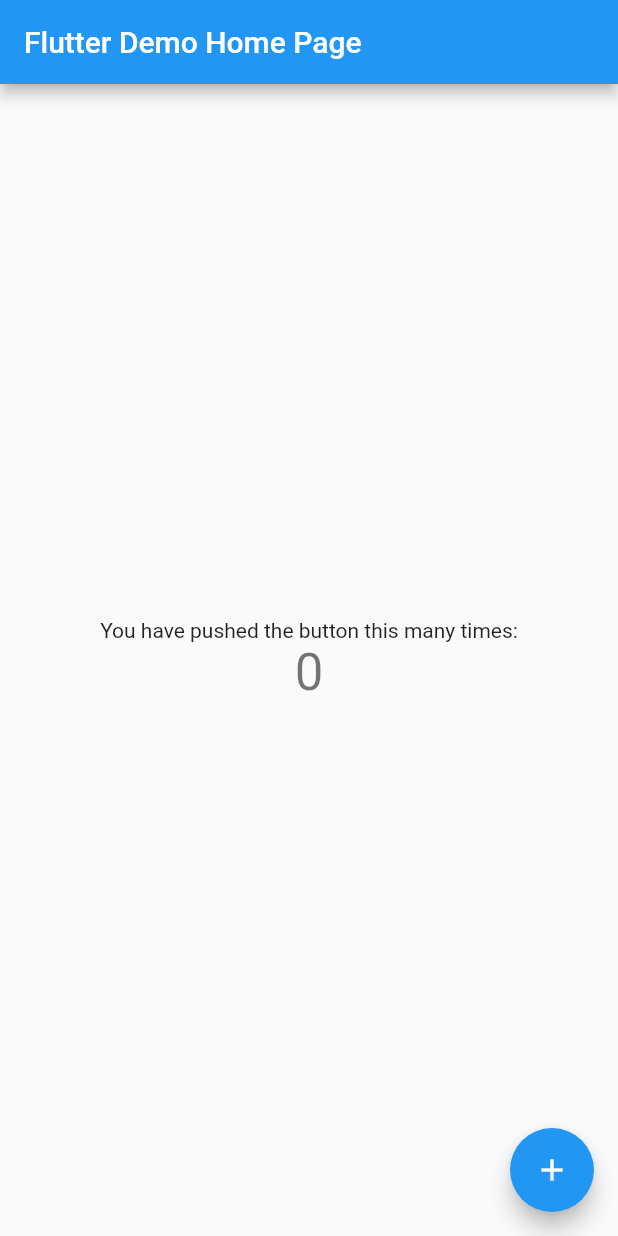
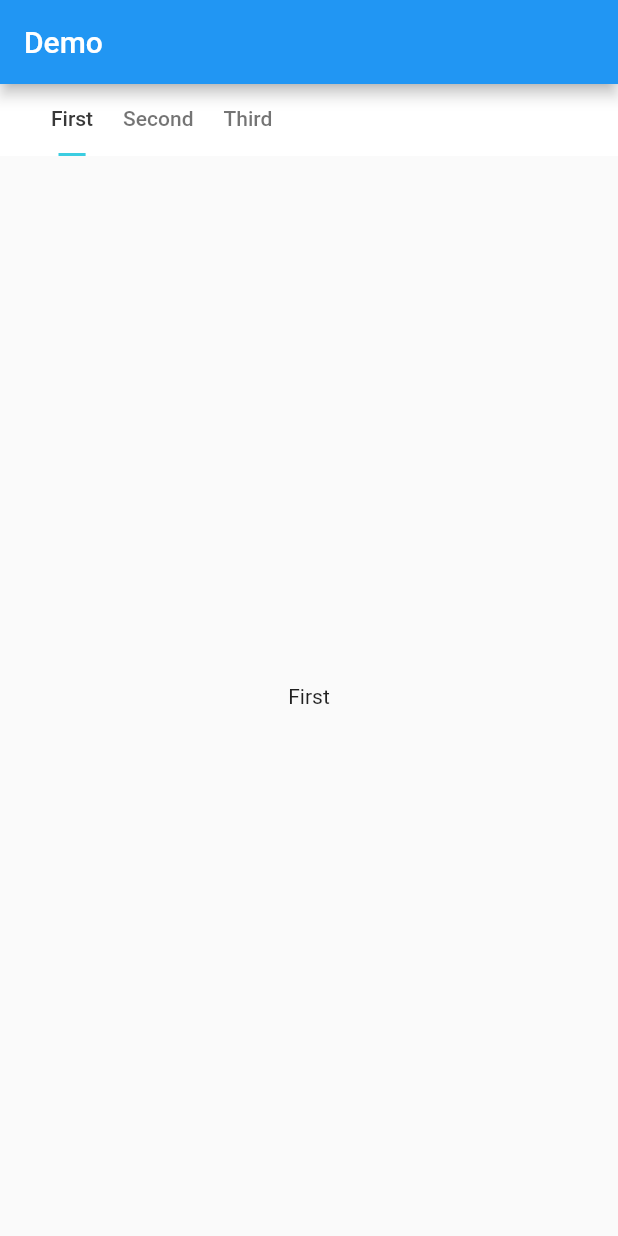
Before and after one commit to MinuteReversal/my_flutter_301_app, a Flutter app: the screen it shows after launch, on a phone screen of 412 x 824 dp. Run offline on Flutter 3.47's test engine with Material 2 defaults, Android fonts, the light colour scheme and no system bars.

Commit message:
demo of bug

```diff
--- a/lib/main.dart
+++ b/lib/main.dart
@@ -1,128 +1,84 @@
+import 'dart:async';
 import 'package:flutter/material.dart';
-import 'package:localstorage/localstorage.dart';
 
-LocalStorage storage = LocalStorage('storage_name');
-void main() async {
-  await storage.ready;
-  runApp(const MyApp());
+void main() {
+  runZonedGuarded(() {
+    runApp(const MyApp());
+  }, (Object error, StackTrace stackTrace) {
+    print(
+        error); //output in Android Studio => Logcat => Null check operator used on a null value
+    print(
+        stackTrace); // 2022-06-18 16:43:54.739 24609-24638/? I/flutter: #0      _PagePosition.applyViewportDimension (package:flutter/src/widgets/page_view.dart:455)
+  });
 }
 
 class MyApp extends StatelessWidget {
   const MyApp({Key? key}) : super(key: key);
 
-  // This widget is the root of your application.
   @override
   Widget build(BuildContext context) {
     return MaterialApp(
       title: 'Flutter Demo',
       theme: ThemeData(
-        // This is the theme of your application.
-        //
-        // Try running your application with "flutter run". You'll see the
-        // application has a blue toolbar. Then, without quitting the app, try
-        // changing the primarySwatch below to Colors.green and then invoke
-        // "hot reload" (press "r" in the console where you ran "flutter run",
-        // or simply save your changes to "hot reload" in a Flutter IDE).
-        // Notice that the counter didn't reset back to zero; the application
-        // is not restarted.
         primarySwatch: Colors.blue,
       ),
-      home: const MyHomePage(title: 'Flutter Demo Home Page'),
+      home: const MyHomePage(),
     );
   }
 }
 
 class MyHomePage extends StatefulWidget {
-  const MyHomePage({Key? key, required this.title}) : super(key: key);
-
-  // This widget is the home page of your application. It is stateful, meaning
-  // that it has a State object (defined below) that contains fields that affect
-  // how it looks.
-
-  // This class is the configuration for the state. It holds the values (in this
-  // case the title) provided by the parent (in this case the App widget) and
-  // used by the build method of the State. Fields in a Widget subclass are
-  // always marked "final".
-
-  final String title;
+  const MyHomePage({Key? key}) : super(key: key);
 
   @override
   State<MyHomePage> createState() => _MyHomePageState();
 }
 
-class _MyHomePageState extends State<MyHomePage> {
-  int _counter = 0;
+class _MyHomePageState extends State<MyHomePage> with TickerProviderStateMixin {
+  static const List<Tab> tabs = <Tab>[
+    Tab(text: 'First'),
+    Tab(text: 'Second'),
+    Tab(text: 'Third'),
+  ];
 
-  @override
-  void initState() {
-    super.initState();
-    int? num = storage.getItem('counter');
-    if (num != null) {
-      _counter = num;
-    }
-  }
-
-  void _incrementCounter() {
-    setState(() {
-      storage.setItem('counter', _counter);
-      // This call to setState tells the Flutter framework that something has
-      // changed in this State, which causes it to rerun the build method below
-      // so that the display can reflect the updated values. If we changed
-      // _counter without calling setState(), then the build method would not be
-      // called again, and so nothing would appear to happen.
-      _counter++;
-    });
-  }
-
+  late final TabController tabController = TabController(
+    vsync: this,
+    length: tabs.length,
+  );
   @override
   Widget build(BuildContext context) {
-    // This method is rerun every time setState is called, for instance as done
-    // by the _incrementCounter method above.
-    //
-    // The Flutter framework has been optimized to make rerunning build methods
-    // fast, so that you can just rebuild anything that needs updating rather
-    // than having to individually change instances of widgets.
     return Scaffold(
       appBar: AppBar(
-        // Here we take the value from the MyHomePage object that was created by
-        // the App.build method, and use it to set our appbar title.
-        title: Text(widget.title),
+        title: const Text("Demo"),
       ),
-      body: Center(
-        // Center is a layout widget. It takes a single child and positions it
-        // in the middle of the parent.
-        child: Column(
-          // Column is also a layout widget. It takes a list of children and
-          // arranges them vertically. By default, it sizes itself to fit its
-          // children horizontally, and tries to be as tall as its parent.
-          //
-          // Invoke "debug painting" (press "p" in the console, choose the
-          // "Toggle Debug Paint" action from the Flutter Inspector in Android
-          // Studio, or the "Toggle Debug Paint" command in Visual Studio Code)
-          // to see the wireframe for each widget.
-          //
-          // Column has various properties to control how it sizes itself and
-          // how it positions its children. Here we use mainAxisAlignment to
-          // center the children vertically; the main axis here is the vertical
-          // axis because Columns are vertical (the cross axis would be
-          // horizontal).
-          mainAxisAlignment: MainAxisAlignment.center,
-          children: <Widget>[
-            const Text(
-              'You have pushed the button this many times:',
+      body: Column(
+        crossAxisAlignment: CrossAxisAlignment.stretch,
+        children: [
+          Container(
+            color: Colors.white,
+            padding: const EdgeInsets.symmetric(horizontal: 24),
+            child: TabBar(
+              tabs: tabs,
+              isScrollable: true,
+              controller: tabController,
+              labelColor: const Color.fromARGB(255, 56, 56, 56),
+              labelPadding: const EdgeInsets.symmetric(horizontal: 10),
+              indicatorColor: const Color.fromARGB(255, 59, 205, 225),
+              indicatorPadding: const EdgeInsets.symmetric(horizontal: 15),
             ),
-            Text(
-              '$_counter',
-              style: Theme.of(context).textTheme.headline4,
+          ),
+          Expanded(
+            child: TabBarView(
+              controller: tabController,
+              children: tabs.map<Widget>(
+                (Tab tab) {
+                  return Center(child: Text(tab.text ?? ''));
+                },
+              ).toList(),
             ),
-          ],
-        ),
+          ),
+        ],
       ),
-      floatingActionButton: FloatingActionButton(
-        onPressed: _incrementCounter,
-        tooltip: 'Increment',
-        child: const Icon(Icons.add),
-      ), // This trailing comma makes auto-formatting nicer for build methods.
     );
   }
 }
--- a/pubspec.yaml
+++ b/pubspec.yaml
@@ -3,7 +3,7 @@
 
 # The following line prevents the package from being accidentally published to
 # pub.dev using `flutter pub publish`. This is preferred for private packages.
-publish_to: 'none' # Remove this line if you wish to publish to pub.dev
+publish_to: "none" # Remove this line if you wish to publish to pub.dev
 
 # The following defines the version and build number for your application.
 # A version number is three numbers separated by dots, like 1.2.43
@@ -29,9 +29,6 @@
 dependencies:
   flutter:
     sdk: flutter
-  localstorage: ^4.0.0+1
-  file_picker: ^4.6.0
-
 
   # The following adds the Cupertino Icons font to your application.
   # Use with the CupertinoIcons class for iOS style icons.
@@ -53,7 +50,6 @@
 
 # The following section is specific to Flutter packages.
 flutter:
-
   # The following line ensures that the Material Icons font is
   # included with your application, so that you can use the icons in
   # the material Icons class.
```
Also changed, not shown: pubspec.lock, 1 other file.
